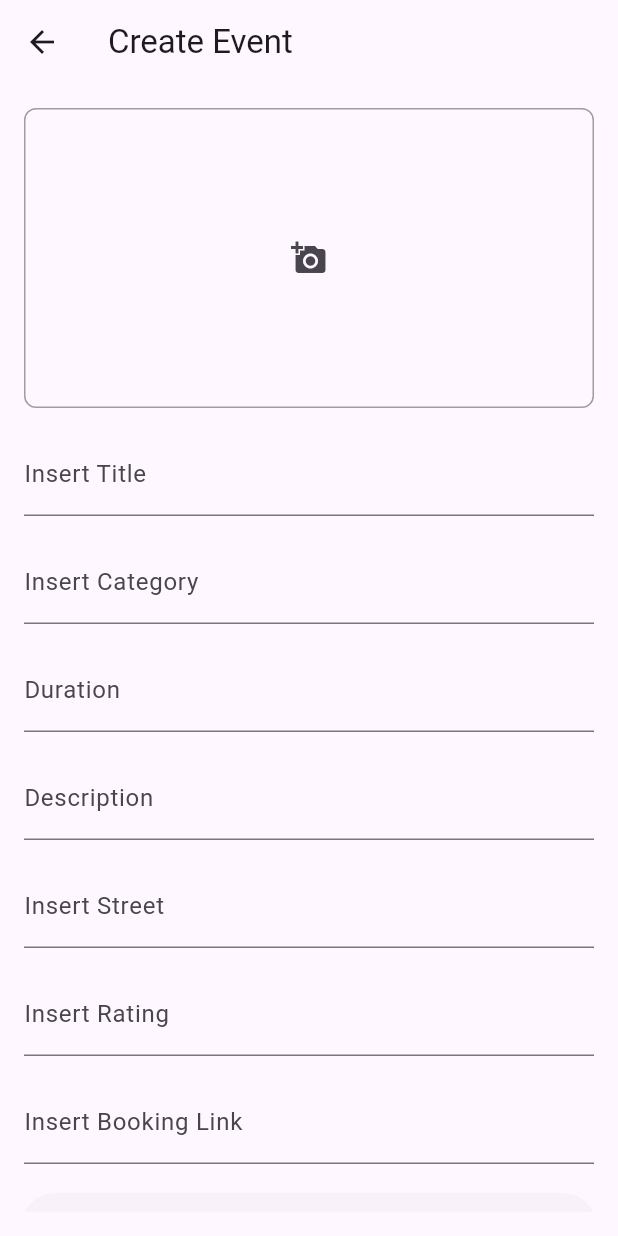
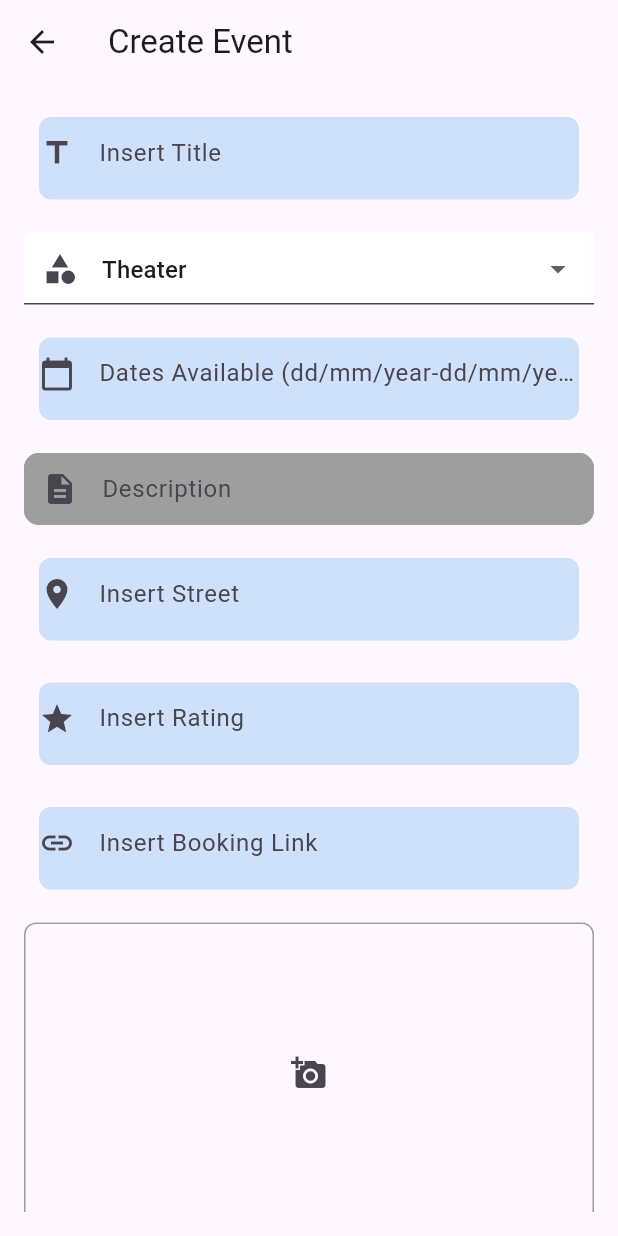
Before and after one commit to ntua-el20827/NTUA_Human_Computer_Interaction_Team44, a Flutter app: the EventCreationPage screen opened directly with empty values, on a phone screen of 412 x 824 dp. Run offline on Flutter 3.47's test engine with Material 3 defaults, Android fonts, the phone set to English and light mode, and no system bars; our stand-ins replace audioplayers, device_info, geocoding, geolocator, google_maps_flutter, image_picker and 1 more; accounts and stored records are empty.

Commit message:
Baba's nerves are oficially broken

```diff
--- a/artventure/lib/components/event_card.dart
+++ b/artventure/lib/components/event_card.dart
@@ -37,7 +37,8 @@ class EventCard extends StatelessWidget {
               children: [
                 Text('Category: $category'),
                 Text('Location: $location'),
-                Text('Event Creator: $eventCreator'),
+                Text('Info: ${infoText}'),
+                //Text('Event Creator: $eventCreator'),
               ],
             ),
           ),
--- a/artventure/lib/database/database_helper.dart
+++ b/artventure/lib/database/database_helper.dart
@@ -115,6 +115,12 @@ class DatabaseHelper {
     return database!;
   }
 
+  Future<void> deleteExistingDatabase(String path) async {
+  if (await databaseExists(path)) {
+    await deleteDatabase(path);
+  }
+}
+
   // Our connection is ready
   Future<Database> initDB() async {
     String? path;
@@ -129,6 +135,7 @@ class DatabaseHelper {
       // ignore: unused_local_variable
       path = join(databasePath, databaseName);
     }
+    //await deleteExistingDatabase(path!);
 
     return openDatabase(path!, version: 1, onCreate: (db, version) async {
       await db.execute(user);
@@ -220,7 +227,20 @@ class DatabaseHelper {
 
   Future<int> createEvent(Events event) async {
     final Database db = await getDB();
-    return db.insert("events", event.toMap());
+    List<Map<String, dynamic>> existingEvents = await db.query(
+      'events',
+      where: 'location = ?',
+      whereArgs: [event.location],
+    );
+
+    if (existingEvents.isEmpty) {
+      event.latlonglocation = await getLatLong(event.location);
+      print("in inserting");
+      print(event.latlonglocation);
+      // If it doesn't exist, insert the event
+      return db.insert("events", event.toMap());
+    }
+    return -1;
   }
 
   Future<void> deleteEvent(Events event) async {
--- a/artventure/lib/pages/eventcreation_page.dart
+++ b/artventure/lib/pages/eventcreation_page.dart
@@ -35,7 +35,8 @@ class _EventCreationPageState extends State<EventCreationPage> {
   TextEditingController categoryController = TextEditingController();
   //TextEditingController eventImageFilePathController = TextEditingController();
   final db = DatabaseHelper();
-
+  List<String> categoryOptions = ['Theater', 'Music', 'Dance', 'Visual Arts'];
+  String selectedCategory = 'Theater';
   registerevent() async {
     final dbHelper = DatabaseHelper();
     final database = await dbHelper.initDB();
@@ -121,6 +122,87 @@ class _EventCreationPageState extends State<EventCreationPage> {
         child: Column(
           crossAxisAlignment: CrossAxisAlignment.stretch,
           children: [
+            InputField(
+              hint: "Insert Title",
+              icon: Icons.title,
+              controller: titleController,
+            ),
+            const SizedBox(height: 16),
+            DropdownButtonFormField<String>(
+  decoration: InputDecoration(
+    hintText: "Select Category",
+    prefixIcon: Icon(Icons.category),
+    //enabledBorder: OutlineInputBorder(
+      //borderRadius: BorderRadius.circular(10.0),
+      //borderSide: BorderSide(color: Colors.grey),
+    //),
+    focusedBorder: OutlineInputBorder(
+      borderRadius: BorderRadius.circular(10.0),
+      borderSide: BorderSide(color: Colors.blue),
+    ),
+    fillColor: Colors.white,
+    filled: true,
+    contentPadding: EdgeInsets.symmetric(vertical: 12.0, horizontal: 16.0),
+  ),
+  value: selectedCategory,
+  items: categoryOptions.map((String category) {
+    return DropdownMenuItem<String>(
+      value: category,
+      child: Text(category),
+    );
+  }).toList(),
+  onChanged: (String? newValue) {
+    setState(() {
+      selectedCategory = newValue!;
+    });
+  },
+),
+            const SizedBox(height: 16),
+            InputField(
+              hint: "Dates Available (dd/mm/year-dd/mm/year)",
+              icon: Icons.calendar_today,
+              controller: durationController,
+            ),
+            const SizedBox(height: 16),
+            TextField(
+  controller: descriptionController,
+  maxLines: null, // Allows multiple lines
+  keyboardType: TextInputType.multiline,
+  decoration: InputDecoration(
+    hintText: "Description",
+    prefixIcon: Icon(Icons.description),
+    enabledBorder: OutlineInputBorder(
+      borderRadius: BorderRadius.circular(10.0),
+      borderSide: BorderSide(color: Colors.grey),
+    ),
+    focusedBorder: OutlineInputBorder(
+      borderRadius: BorderRadius.circular(10.0),
+      borderSide: BorderSide(color: Colors.blue),
+    ),
+    fillColor: Colors.grey,
+    filled: true,
+    contentPadding: EdgeInsets.symmetric(vertical: 12.0, horizontal: 16.0),
+  ),
+),
+            const SizedBox(height: 16),
+            InputField(
+              hint: "Insert Street",
+              icon: Icons.location_on,
+              controller: streetController,
+            ),
+            const SizedBox(height: 16),
+            InputField(
+              hint: "Insert Rating",
+              icon: Icons.star,
+              controller: ratingController,
+            ),
+            const SizedBox(height: 16),
+            InputField(
+              hint: "Insert Booking Link",
+              icon: Icons.link,
+              controller: bookingLinkController,
+            ),
+            const SizedBox(height: 16),
             Container(
               height: 200, // Adjust the height as needed
               decoration: BoxDecoration(
@@ -136,66 +218,16 @@ class _EventCreationPageState extends State<EventCreationPage> {
                       child: IconButton(
                         icon: Icon(Icons.add_a_photo),
                         onPressed: () {
-                      chooseAndCaptureImage(context);// Handle picture import logic here
+                          chooseAndCaptureImage(context);
                         },
                       ),
                     ),
             ),
-              SizedBox(height: 16),
-              TextField(
-                controller: titleController,
-                decoration: InputDecoration(
-                  labelText: 'Insert Title',
-                ),
-              ),
-              SizedBox(height: 16),
-              TextField(
-                controller: categoryController,
-                decoration: InputDecoration(
-                  labelText: 'Insert Category',
-                ),
-              ),
-              SizedBox(height: 16),
-              TextField(
-                controller: durationController,
-                decoration: InputDecoration(
-                  labelText: 'Duration',
-                ),
-              ),
-              SizedBox(height: 16),
-              TextField(
-                controller: descriptionController,
-                maxLines: null,
-                decoration: InputDecoration(
-                  labelText: 'Description',
-                ),
-              ),
-              SizedBox(height: 16),
-              TextField(
-                controller: streetController,
-                decoration: InputDecoration(
-                  labelText: 'Insert Street',
-                ),
-              ),
-              SizedBox(height: 16),
-              TextField(
-                controller: ratingController,
-                decoration: InputDecoration(
-                  labelText: 'Insert Rating',
-                ),
-              ),
-              SizedBox(height: 16),
-              TextField(
-                controller: bookingLinkController,
-                decoration: InputDecoration(
-                  labelText: 'Insert Booking Link',
-                ),
-              ),
-              SizedBox(height: 16),
-              ElevatedButton(
-                onPressed: () {
+            const SizedBox(height: 16),
+            Button(
+              label: "Create Event",
+              press: () {
                 registerevent();
-
                 // Save the new event to the database or perform any other necessary operations
                 // DatabaseHelper.saveEvent(newEvent);
 
@@ -208,7 +240,6 @@ class _EventCreationPageState extends State<EventCreationPage> {
                 ratingController.clear();
                 bookingLinkController.clear();*/
               },
-                child: Text('Create Event'),
             ),
           ],
         ),
```
Also changed, not shown: 3 other files. Lines whose indentation alone changed are shown as unchanged.
